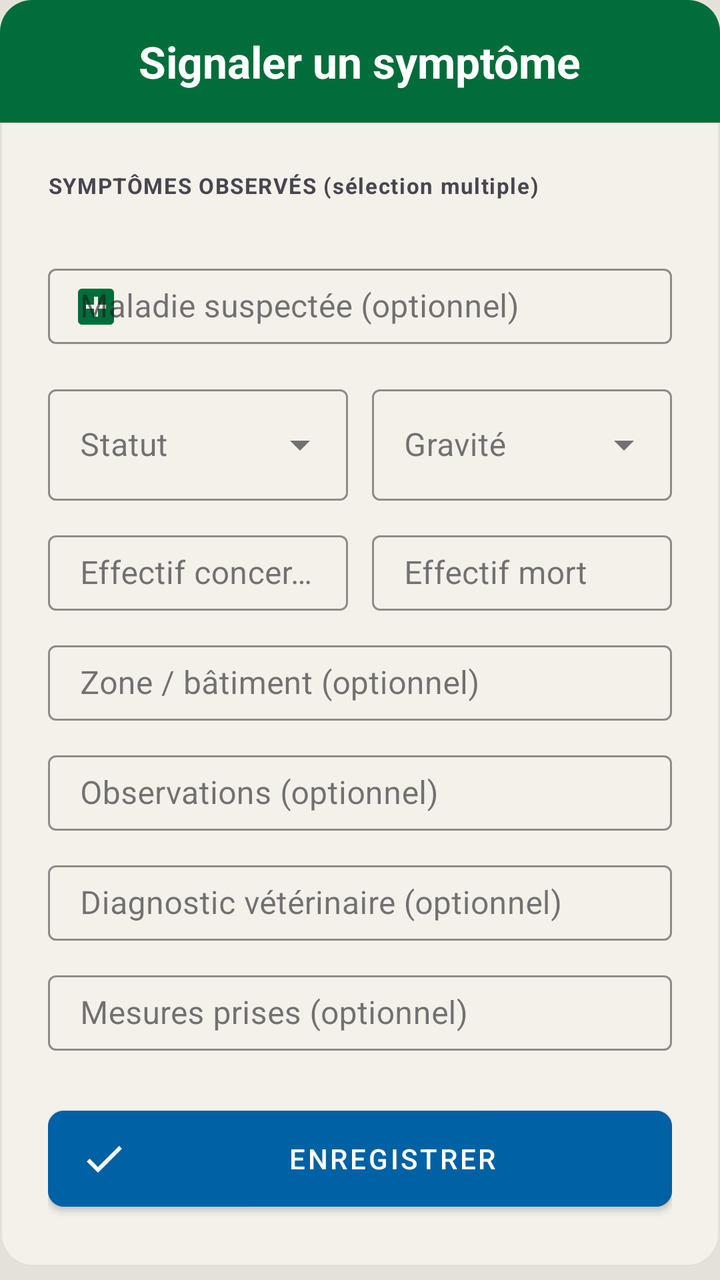
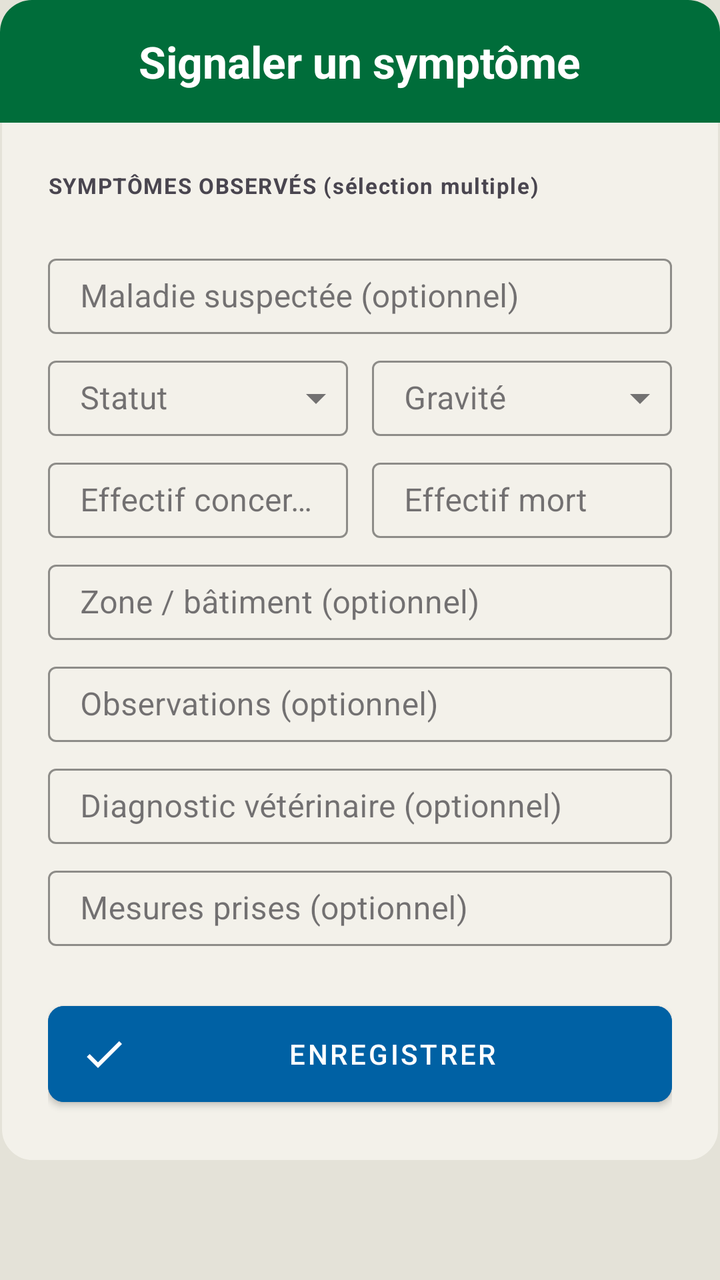

The first picture is an Android layout as it rendered before a commit; the second is the same layout after the commit. The layout source and the unified diff follow.
<!-- AndroidManifest.xml: application theme Theme.Poulailler_copilot -->
<!-- res/layout/dialog_add_disease.xml -->
<?xml version="1.0" encoding="utf-8"?>
<ScrollView xmlns:android="http://schemas.android.com/apk/res/android"
    xmlns:app="http://schemas.android.com/apk/res-auto"
    android:layout_width="match_parent"
    android:layout_height="wrap_content"
    android:maxHeight="650dp">

<LinearLayout
    android:layout_width="match_parent"
    android:layout_height="wrap_content"
    android:orientation="vertical"
    android:background="@drawable/bg_dialog_dark">

    <LinearLayout
        android:layout_width="match_parent"
        android:layout_height="wrap_content"
        android:background="@drawable/bg_dialog_header"
        android:padding="16dp"
        android:gravity="center">
        <TextView
            android:layout_width="wrap_content"
            android:layout_height="wrap_content"
            android:text="Signaler un symptôme"
            android:textColor="@color/white"
            android:textSize="22sp"
            android:textStyle="bold"/>
    </LinearLayout>

    <LinearLayout
        android:layout_width="match_parent"
        android:layout_height="wrap_content"
        android:orientation="vertical"
        android:padding="24dp">

        <TextView
            android:layout_width="match_parent"
            android:layout_height="wrap_content"
            android:text="SYMPTÔMES OBSERVÉS (sélection multiple)"
            android:textColor="@color/text_secondary"
            android:textSize="11sp"
            android:textStyle="bold"
            android:letterSpacing="0.05"
            android:layout_marginBottom="8dp" />

        <com.google.android.material.chip.ChipGroup
            android:id="@+id/chipGroupSymptoms"
            android:layout_width="match_parent"
            android:layout_height="wrap_content"
            android:layout_marginBottom="16dp"
            app:singleLine="false">
            
        </com.google.android.material.chip.ChipGroup>

        <com.google.android.material.textfield.TextInputLayout
            android:layout_width="match_parent"
            android:layout_height="wrap_content"
            android:hint="Maladie suspectée (optionnel)"
            style="@style/Widget.MaterialComponents.TextInputLayout.OutlinedBox.Dense"
            android:layout_marginBottom="12dp"
            app:hintTextColor="@color/text_secondary"
            app:boxStrokeColor="@color/primary"
            app:startIconDrawable="@drawable/ic_disease"
            app:startIconTint="@color/primary">
            <com.google.android.material.textfield.TextInputEditText
        style="@style/Widget.App.TextInputEditText"
                android:id="@+id/etSuspectedDisease"
                android:layout_width="match_parent"
                android:layout_height="wrap_content"
                android:textColor="@color/text_primary" />
        </com.google.android.material.textfield.TextInputLayout>

        <LinearLayout
            android:layout_width="match_parent"
            android:layout_height="wrap_content"
            android:orientation="horizontal"
            android:layout_marginBottom="12dp">
            <com.google.android.material.textfield.TextInputLayout
                android:id="@+id/tilDiseaseStatus"
                style="@style/Widget.MaterialComponents.TextInputLayout.OutlinedBox.ExposedDropdownMenu"
                android:layout_width="0dp"
                android:layout_weight="1"
                android:layout_height="wrap_content"
                android:layout_marginEnd="6dp"
                android:hint="Statut"
                app:hintTextColor="@color/text_secondary"
                app:boxStrokeColor="@color/primary">
                <AutoCompleteTextView
                    android:id="@+id/actvDiseaseStatus"
                    android:layout_width="match_parent"
                    android:layout_height="wrap_content"
                    android:inputType="none"
                    android:textColor="@color/text_primary" />
            </com.google.android.material.textfield.TextInputLayout>

            <com.google.android.material.textfield.TextInputLayout
                android:id="@+id/tilDiseaseSeverity"
                style="@style/Widget.MaterialComponents.TextInputLayout.OutlinedBox.ExposedDropdownMenu"
                android:layout_width="0dp"
                android:layout_weight="1"
                android:layout_height="wrap_content"
                android:layout_marginStart="6dp"
                android:hint="Gravité"
                app:hintTextColor="@color/text_secondary"
                app:boxStrokeColor="@color/primary">
                <AutoCompleteTextView
                    android:id="@+id/actvDiseaseSeverity"
                    android:layout_width="match_parent"
                    android:layout_height="wrap_content"
                    android:inputType="none"
                    android:textColor="@color/text_primary" />
            </com.google.android.material.textfield.TextInputLayout>
        </LinearLayout>

        <LinearLayout
            android:layout_width="match_parent"
            android:layout_height="wrap_content"
            android:orientation="horizontal"
            android:layout_marginBottom="12dp">
            <com.google.android.material.textfield.TextInputLayout
                android:layout_width="0dp"
                android:layout_weight="1"
                android:layout_height="wrap_content"
                android:layout_marginEnd="6dp"
                android:hint="Effectif concerné"
                style="@style/Widget.MaterialComponents.TextInputLayout.OutlinedBox.Dense"
                app:hintTextColor="@color/text_secondary"
                app:boxStrokeColor="@color/primary">
                <com.google.android.material.textfield.TextInputEditText
        style="@style/Widget.App.TextInputEditText"
                    android:id="@+id/etAffectedCount"
                    android:layout_width="match_parent"
                    android:layout_height="wrap_content"
                    android:inputType="number"
                    android:textColor="@color/text_primary" />
            </com.google.android.material.textfield.TextInputLayout>

            <com.google.android.material.textfield.TextInputLayout
                android:layout_width="0dp"
                android:layout_weight="1"
                android:layout_height="wrap_content"
                android:layout_marginStart="6dp"
                android:hint="Effectif mort"
                style="@style/Widget.MaterialComponents.TextInputLayout.OutlinedBox.Dense"
                app:hintTextColor="@color/text_secondary"
                app:boxStrokeColor="@color/primary">
                <com.google.android.material.textfield.TextInputEditText
        style="@style/Widget.App.TextInputEditText"
                    android:id="@+id/etDeathCount"
                    android:layout_width="match_parent"
                    android:layout_height="wrap_content"
                    android:inputType="number"
                    android:textColor="@color/text_primary" />
            </com.google.android.material.textfield.TextInputLayout>
        </LinearLayout>

        <com.google.android.material.textfield.TextInputLayout
            android:layout_width="match_parent"
            android:layout_height="wrap_content"
            android:hint="Zone / bâtiment (optionnel)"
            style="@style/Widget.MaterialComponents.TextInputLayout.OutlinedBox.Dense"
            android:layout_marginBottom="12dp"
            app:hintTextColor="@color/text_secondary"
            app:boxStrokeColor="@color/primary">
            <com.google.android.material.textfield.TextInputEditText
        style="@style/Widget.App.TextInputEditText"
                android:id="@+id/etDiseaseZone"
                android:layout_width="match_parent"
                android:layout_height="wrap_content"
                android:textColor="@color/text_primary" />
        </com.google.android.material.textfield.TextInputLayout>

        <com.google.android.material.textfield.TextInputLayout
            android:layout_width="match_parent"
            android:layout_height="wrap_content"
            android:hint="Observations (optionnel)"
            style="@style/Widget.MaterialComponents.TextInputLayout.OutlinedBox.Dense"
            android:layout_marginBottom="12dp"
            app:hintTextColor="@color/text_secondary"
            app:boxStrokeColor="@color/primary">
            <com.google.android.material.textfield.TextInputEditText
        style="@style/Widget.App.TextInputEditText"
                android:id="@+id/etObserverNotes"
                android:layout_width="match_parent"
                android:layout_height="wrap_content"
                android:textColor="@color/text_primary" />
        </com.google.android.material.textfield.TextInputLayout>

        <com.google.android.material.textfield.TextInputLayout
            android:layout_width="match_parent"
            android:layout_height="wrap_content"
            android:hint="Diagnostic vétérinaire (optionnel)"
            style="@style/Widget.MaterialComponents.TextInputLayout.OutlinedBox.Dense"
            android:layout_marginBottom="12dp"
            app:hintTextColor="@color/text_secondary"
            app:boxStrokeColor="@color/primary">
            <com.google.android.material.textfield.TextInputEditText
        style="@style/Widget.App.TextInputEditText"
                android:id="@+id/etVetDiagnosis"
                android:layout_width="match_parent"
                android:layout_height="wrap_content"
                android:textColor="@color/text_primary" />
        </com.google.android.material.textfield.TextInputLayout>

        <com.google.android.material.textfield.TextInputLayout
            android:layout_width="match_parent"
            android:layout_height="wrap_content"
            android:hint="Mesures prises (optionnel)"
            style="@style/Widget.MaterialComponents.TextInputLayout.OutlinedBox.Dense"
            android:layout_marginBottom="24dp"
            app:hintTextColor="@color/text_secondary"
            app:boxStrokeColor="@color/primary">
            <com.google.android.material.textfield.TextInputEditText
        style="@style/Widget.App.TextInputEditText"
                android:id="@+id/etActionsTaken"
                android:layout_width="match_parent"
                android:layout_height="wrap_content"
                android:textColor="@color/text_primary" />
        </com.google.android.material.textfield.TextInputLayout>

        <com.google.android.material.button.MaterialButton
            android:id="@+id/btnSaveDisease"
            android:layout_width="match_parent"
            android:layout_height="60dp"
            android:text="ENREGISTRER"
            android:backgroundTint="@color/accent_blue"
            android:textColor="@color/white"
            app:cornerRadius="8dp"
            app:icon="@drawable/ic_check"
            app:iconTint="@color/white"/>
    </LinearLayout>
</LinearLayout>
</ScrollView>
<!-- resources referenced by this layout -->
<resources>
  <color name="accent_blue">#0061A4</color>
  <color name="primary">#006D3A</color>
  <color name="text_primary">#1C1B1F</color>
  <color name="text_secondary">#49454F</color>
  <color name="white">#FFFFFFFF</color>
  <!-- drawable bg_dialog_dark (drawable) -->
  <?xml version="1.0" encoding="utf-8"?>
  <shape xmlns:android="http://schemas.android.com/apk/res/android">
      <solid android:color="@color/surface" />
      <stroke
          android:width="1dp"
          android:color="@color/off_white" />
      <corners android:radius="16dp" />
  </shape>
  <!-- drawable bg_dialog_header (drawable) -->
  <?xml version="1.0" encoding="utf-8"?>
  <shape xmlns:android="http://schemas.android.com/apk/res/android">
      <solid android:color="@color/primary" />
      <corners
          android:topLeftRadius="16dp"
          android:topRightRadius="16dp" />
  </shape>
  <!-- drawable ic_check (drawable) -->
  <vector xmlns:android="http://schemas.android.com/apk/res/android"
      android:width="24dp"
      android:height="24dp"
      android:viewportWidth="24"
      android:viewportHeight="24">
      <path
          android:fillColor="#000000"
          android:pathData="M9,16.17L4.83,12l-1.42,1.41L9,19 21,7l-1.41,-1.41z"/>
  </vector>
  <!-- drawable ic_disease (drawable) -->
  <vector xmlns:android="http://schemas.android.com/apk/res/android"
      android:width="24dp"
      android:height="24dp"
      android:viewportWidth="24"
      android:viewportHeight="24">
      <path
          android:fillColor="#000000"
          android:pathData="M19,3H5C3.9,3 3,3.9 3,5v14c0,1.1 0.9,2 2,2h14c1.1,0 2,-0.9 2,-2V5C21,3.9 20.1,3 19,3zM11,7h2v4h4v2h-4v4h-2v-4H7v-2h4V7z"/>
  </vector>
  <style name="Widget.App.TextInputEditText" parent="Widget.MaterialComponents.TextInputEditText.OutlinedBox.Dense">
          <item name="android:paddingTop">8dp</item>
          <item name="android:paddingBottom">8dp</item>
          <item name="android:minHeight">0dp</item>
      </style>
  <color name="surface">#F3F1EA</color>
  <color name="off_white">#E4E2D8</color>
  <color name="primary_variant">#004D22</color>
  <color name="secondary">#43A047</color>
  <color name="secondary_variant">#2E7D32</color>
  <color name="background">@color/off_white</color>
  <style name="Widget.App.CardView" parent="Widget.MaterialComponents.CardView">
          <item name="cardElevation">2dp</item>
          <item name="cardCornerRadius">16dp</item>
          <item name="cardBackgroundColor">@color/surface</item>
          <item name="strokeWidth">0dp</item>
      </style>
  <style name="ShapeAppearance.App.LargeComponent" parent="ShapeAppearance.MaterialComponents.LargeComponent">
          <item name="cornerFamily">rounded</item>
          <item name="cornerSize">16dp</item>
      </style>
  <style name="Widget.App.TextInputLayout" parent="Widget.MaterialComponents.TextInputLayout.OutlinedBox.Dense" />
  <style name="ThemeOverlay.App.MaterialAlertDialog" parent="ThemeOverlay.MaterialComponents.MaterialAlertDialog">
          <item name="colorSurface">@color/surface</item>
          <item name="colorOnSurface">@color/text_primary</item>
          <item name="android:textColorPrimary">@color/text_primary</item>
      </style>
  <!-- unchanged entries left out for length: 1 -->
</resources>

<!-- the commit's change to res/layout/dialog_add_disease.xml (unified diff, before → after) -->
@@ -56,11 +56,9 @@
             android:layout_height="wrap_content"
             android:hint="Maladie suspectée (optionnel)"
             style="@style/Widget.MaterialComponents.TextInputLayout.OutlinedBox.Dense"
-            android:layout_marginBottom="12dp"
-            app:hintTextColor="@color/text_secondary"
-            app:boxStrokeColor="@color/primary"
-            app:startIconDrawable="@drawable/ic_disease"
-            app:startIconTint="@color/primary">
+            android:layout_marginBottom="8dp"
+            app:hintTextColor="@color/text_secondary"
+            app:boxStrokeColor="@color/primary">
             <com.google.android.material.textfield.TextInputEditText
         style="@style/Widget.App.TextInputEditText"
                 android:id="@+id/etSuspectedDisease"
@@ -73,10 +71,11 @@
             android:layout_width="match_parent"
             android:layout_height="wrap_content"
             android:orientation="horizontal"
-            android:layout_marginBottom="12dp">
+            android:layout_marginBottom="8dp">
             <com.google.android.material.textfield.TextInputLayout
                 android:id="@+id/tilDiseaseStatus"
-                style="@style/Widget.MaterialComponents.TextInputLayout.OutlinedBox.ExposedDropdownMenu"
+                style="@style/Widget.MaterialComponents.TextInputLayout.OutlinedBox.Dense.ExposedDropdownMenu"
+            app:endIconMinSize="32dp"
                 android:layout_width="0dp"
                 android:layout_weight="1"
                 android:layout_height="wrap_content"
@@ -88,13 +87,17 @@
                     android:id="@+id/actvDiseaseStatus"
                     android:layout_width="match_parent"
                     android:layout_height="wrap_content"
+                    android:minHeight="0dp"
+                    android:paddingTop="8dp"
+                    android:paddingBottom="8dp"
                     android:inputType="none"
                     android:textColor="@color/text_primary" />
             </com.google.android.material.textfield.TextInputLayout>
 
             <com.google.android.material.textfield.TextInputLayout
                 android:id="@+id/tilDiseaseSeverity"
-                style="@style/Widget.MaterialComponents.TextInputLayout.OutlinedBox.ExposedDropdownMenu"
+                style="@style/Widget.MaterialComponents.TextInputLayout.OutlinedBox.Dense.ExposedDropdownMenu"
+            app:endIconMinSize="32dp"
                 android:layout_width="0dp"
                 android:layout_weight="1"
                 android:layout_height="wrap_content"
@@ -106,6 +109,9 @@
                     android:id="@+id/actvDiseaseSeverity"
                     android:layout_width="match_parent"
                     android:layout_height="wrap_content"
+                    android:minHeight="0dp"
+                    android:paddingTop="8dp"
+                    android:paddingBottom="8dp"
                     android:inputType="none"
                     android:textColor="@color/text_primary" />
             </com.google.android.material.textfield.TextInputLayout>
@@ -115,7 +121,7 @@
             android:layout_width="match_parent"
             android:layout_height="wrap_content"
             android:orientation="horizontal"
-            android:layout_marginBottom="12dp">
+            android:layout_marginBottom="8dp">
             <com.google.android.material.textfield.TextInputLayout
                 android:layout_width="0dp"
                 android:layout_weight="1"
@@ -158,7 +164,7 @@
             android:layout_height="wrap_content"
             android:hint="Zone / bâtiment (optionnel)"
             style="@style/Widget.MaterialComponents.TextInputLayout.OutlinedBox.Dense"
-            android:layout_marginBottom="12dp"
+            android:layout_marginBottom="8dp"
             app:hintTextColor="@color/text_secondary"
             app:boxStrokeColor="@color/primary">
             <com.google.android.material.textfield.TextInputEditText
@@ -174,7 +180,7 @@
             android:layout_height="wrap_content"
             android:hint="Observations (optionnel)"
             style="@style/Widget.MaterialComponents.TextInputLayout.OutlinedBox.Dense"
-            android:layout_marginBottom="12dp"
+            android:layout_marginBottom="8dp"
             app:hintTextColor="@color/text_secondary"
             app:boxStrokeColor="@color/primary">
             <com.google.android.material.textfield.TextInputEditText
@@ -190,7 +196,7 @@
             android:layout_height="wrap_content"
             android:hint="Diagnostic vétérinaire (optionnel)"
             style="@style/Widget.MaterialComponents.TextInputLayout.OutlinedBox.Dense"
-            android:layout_marginBottom="12dp"
+            android:layout_marginBottom="8dp"
             app:hintTextColor="@color/text_secondary"
             app:boxStrokeColor="@color/primary">
             <com.google.android.material.textfield.TextInputEditText
<!-- resource entries referenced after the edit -->
@@ -32,16 +32,6 @@
           android:fillColor="#000000"
           android:pathData="M9,16.17L4.83,12l-1.42,1.41L9,19 21,7l-1.41,-1.41z"/>
   </vector>
-  <!-- drawable ic_disease (drawable) -->
-  <vector xmlns:android="http://schemas.android.com/apk/res/android"
-      android:width="24dp"
-      android:height="24dp"
-      android:viewportWidth="24"
-      android:viewportHeight="24">
-      <path
-          android:fillColor="#000000"
-          android:pathData="M19,3H5C3.9,3 3,3.9 3,5v14c0,1.1 0.9,2 2,2h14c1.1,0 2,-0.9 2,-2V5C21,3.9 20.1,3 19,3zM11,7h2v4h4v2h-4v4h-2v-4H7v-2h4V7z"/>
-  </vector>
   <style name="Widget.App.TextInputEditText" parent="Widget.MaterialComponents.TextInputEditText.OutlinedBox.Dense">
           <item name="android:paddingTop">8dp</item>
           <item name="android:paddingBottom">8dp</item>
